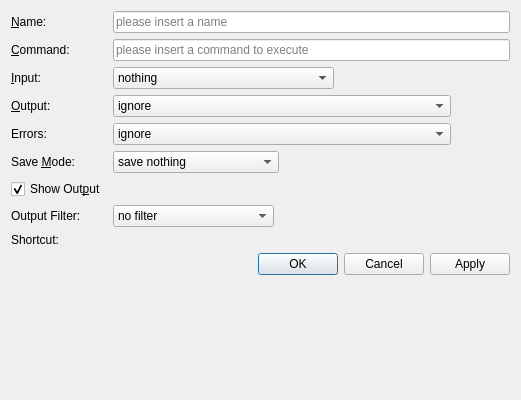
Before: the Qt Designer form plugins/externalscript/editexternalscript.ui in KDE/kdevelop, drawn with Qt 5.
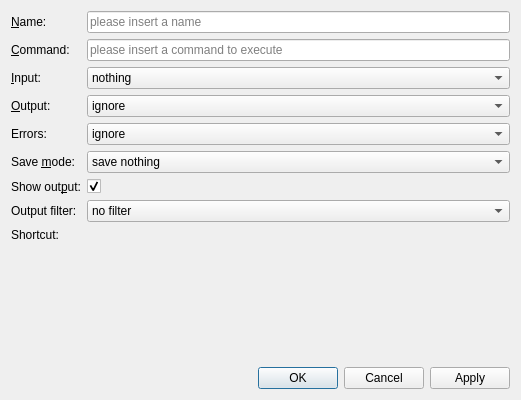
After: the same form once the commit is applied. Custom widgets are drawn as their Qt base class.

Commit message: External script edit dialog: stick dialog buttons to bottom, fix tab order

Patch:
```diff
--- a/plugins/externalscript/editexternalscript.ui
+++ b/plugins/externalscript/editexternalscript.ui
@@ -10,16 +10,9 @@
     <height>400</height>
    </rect>
   </property>
-  <property name="minimumSize">
-   <size>
-    <width>500</width>
-    <height>0</height>
-   </size>
-  </property>
+  <layout class="QVBoxLayout">
+   <item>
   <layout class="QFormLayout" name="formLayout">
-   <property name="fieldGrowthPolicy">
-    <enum>QFormLayout::ExpandingFieldsGrow</enum>
-   </property>
    <item row="0" column="0">
     <widget class="QLabel" name="nameLabel">
      <property name="text">
@@ -34,7 +27,7 @@
     <widget class="QLineEdit" name="nameEdit">
      <property name="toolTip">
       <string>&lt;p&gt;The name will also be used as the identifier during code completion.&lt;/p&gt;
-&lt;p&gt;&lt;b&gt;Note:&lt;/b&gt; No spaces allowed.&lt;/p&gt;</string>
+  &lt;p&gt;&lt;b&gt;Note:&lt;/b&gt; No spaces allowed.&lt;/p&gt;</string>
      </property>
      <property name="placeholderText">
       <string>please insert a name</string>
@@ -145,7 +138,7 @@
      </item>
     </widget>
    </item>
-   <item row="5" column="0">
+     <item row="4" column="0">
     <widget class="QLabel" name="stderrLabel">
      <property name="text">
       <string>Errors:</string>
@@ -155,7 +148,7 @@
      </property>
     </widget>
    </item>
-   <item row="5" column="1">
+     <item row="4" column="1">
     <widget class="QComboBox" name="stderrCombo">
      <item>
       <property name="text">
@@ -194,17 +187,17 @@
      </item>
     </widget>
    </item>
-   <item row="6" column="0">
+     <item row="5" column="0">
     <widget class="QLabel" name="saveLabel">
      <property name="text">
-      <string>Save &amp;Mode:</string>
+        <string>Save &amp;mode:</string>
      </property>
      <property name="buddy">
       <cstring>saveCombo</cstring>
      </property>
     </widget>
    </item>
-   <item row="6" column="1">
+     <item row="5" column="1">
     <widget class="QComboBox" name="saveCombo">
      <item>
       <property name="text">
@@ -223,20 +216,34 @@
      </item>
     </widget>
    </item>
-   <item row="11" column="0">
-    <widget class="QLabel" name="shortcutLabel">
-     <property name="toolTip">
-      <string>&lt;p&gt;Defines shortcuts you can use to execute this script.&lt;/p&gt;</string>
-     </property>
+     <item row="6" column="0">
+      <widget class="QLabel">
      <property name="text">
-      <string>Shortcut:</string>
-     </property>
-    </widget>
-   </item>
-   <item row="11" column="1">
-    <widget class="KShortcutWidget" name="shortcutWidget"/>
-   </item>
-   <item row="9" column="1">
+        <string>Show out&amp;put:</string>
+       </property>
+       <property name="buddy">
+        <cstring>showOutputBox</cstring>
+       </property>
+      </widget>
+     </item>
+     <item row="6" column="1">
+      <widget class="QCheckBox" name="showOutputBox">
+       <property name="checked">
+        <bool>true</bool>
+       </property>
+      </widget>
+     </item>
+     <item row="7" column="0">
+      <widget class="QLabel" name="outputFilterLabel">
+       <property name="text">
+        <string>Output filter:</string>
+       </property>
+       <property name="buddy">
+        <cstring>outputFilterCombo</cstring>
+       </property>
+      </widget>
+     </item>
+     <item row="7" column="1">
     <widget class="QComboBox" name="outputFilterCombo">
      <item>
       <property name="text">
@@ -260,24 +267,22 @@
      </item>
     </widget>
    </item>
-   <item row="9" column="0">
-    <widget class="QLabel" name="outputFilterLabel">
-     <property name="text">
-      <string>Output Filter:</string>
-     </property>
-    </widget>
-   </item>
    <item row="8" column="0">
-    <widget class="QCheckBox" name="showOutputBox">
+      <widget class="QLabel" name="shortcutLabel">
+       <property name="toolTip">
+        <string>&lt;p&gt;Defines shortcuts you can use to execute this script.&lt;/p&gt;</string>
+       </property>
      <property name="text">
-      <string>Show Out&amp;put</string>
-     </property>
-     <property name="checked">
-      <bool>true</bool>
+        <string>Shortcut:</string>
      </property>
     </widget>
    </item>
-   <item row="12" column="1">
+     <item row="8" column="1">
+      <widget class="KShortcutWidget" name="shortcutWidget"/>
+     </item>
+    </layout>
+   </item>
+   <item>
     <widget class="QDialogButtonBox" name="buttonBox">
      <property name="standardButtons">
       <set>QDialogButtonBox::Apply|QDialogButtonBox::Cancel|QDialogButtonBox::Ok</set>
```
Left out of the diff: 7 changed lines with no effect on the pictures. Lines whose indentation alone changed are shown as unchanged.
